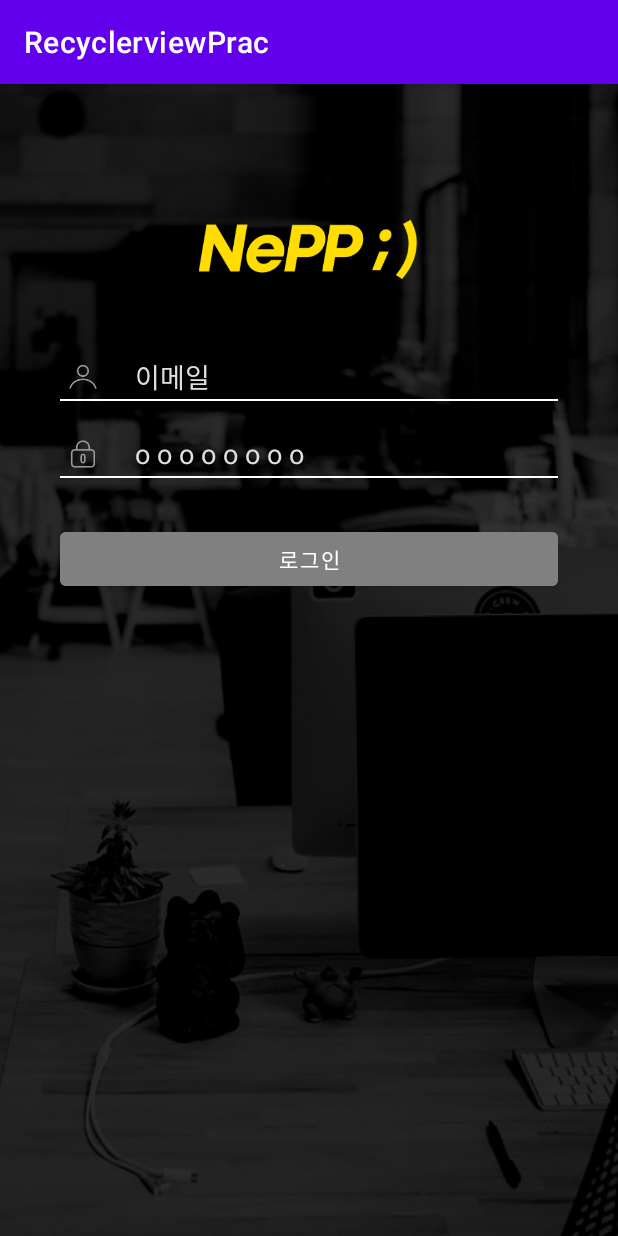
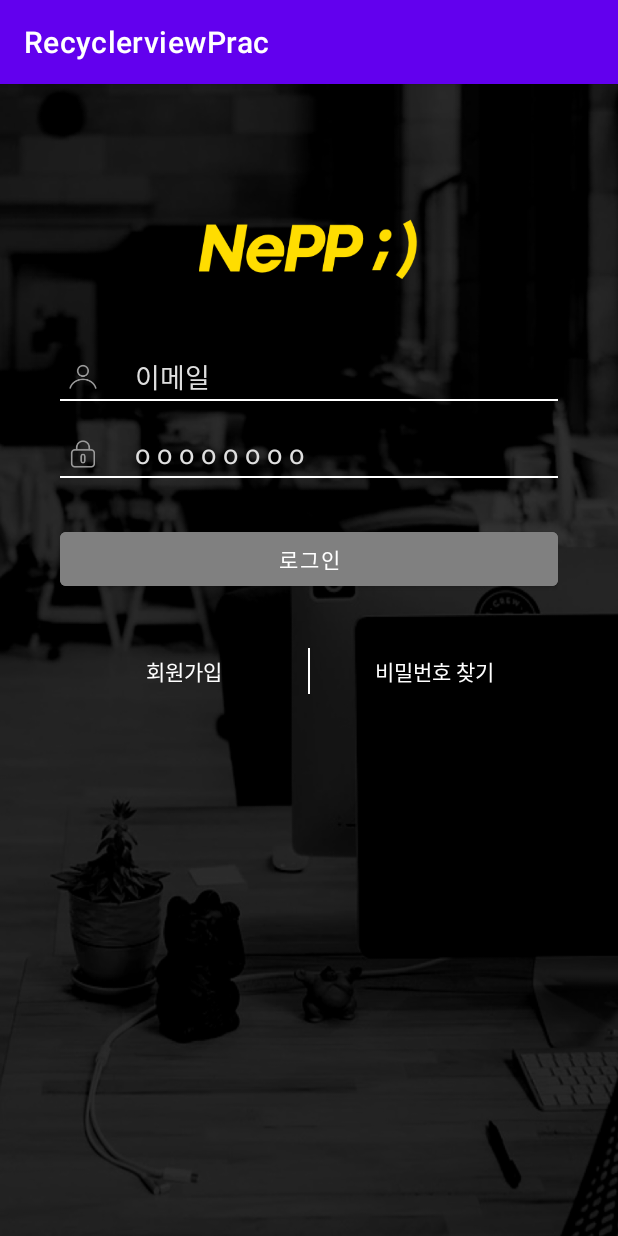
Before and after one commit to KIMMKyungsik/TestPractice_layout, an Android app: the screen it shows after launch (MainActivity), on a phone screen of 412 x 824 dp. Run offline under Robolectric (Android 15) with nearby library versions, the phone set to English and light mode, and no system bars.

Commit message:
회원가입 비밀번호 찾기 버튼 배치

```diff
--- a/app/src/main/res/layout/activity_main.xml
+++ b/app/src/main/res/layout/activity_main.xml
@@ -110,5 +110,45 @@
         android:backgroundTint="#808080"
         android:text="로그인" />
 
+    <LinearLayout
+        android:layout_width="match_parent"
+        android:layout_height="wrap_content"
+        android:layout_marginTop="30dp"
+        android:orientation="horizontal">
+
+        <TextView
+            android:layout_width="0dp"
+            android:layout_height="wrap_content"
+            android:layout_weight="1"
+            android:gravity="center"
+            android:textColor="#FFFFFF"
+            android:padding="10dp"
+            android:text="회원가입"/>
+
+        <TextView
+            android:layout_width="1dp"
+            android:layout_height="match_parent"
+            android:layout_marginTop="5dp"
+            android:layout_marginBottom="5dp"
+            android:background="#FFFFFF"/>
+
+
+
+        <TextView
+            android:layout_width="0dp"
+            android:layout_height="wrap_content"
+            android:layout_weight="1"
+            android:gravity="center"
+            android:padding="10dp"
+            android:textColor="#FFFFFF"
+            android:text="비밀번호 찾기"/>
+
+
+
+
+
+
+    </LinearLayout>
+
 
 </LinearLayout>
```
